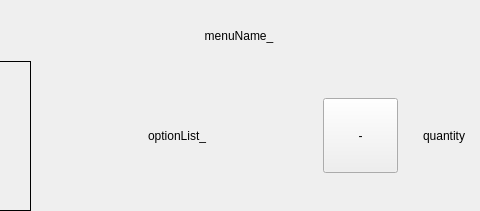
Old version of the form front/aipage/aiCart_Item.ui in the repository LeeHuSeong/Kiosk_AI; both pictures show x 236 to 716 and y 0 to 211 of the 950 by 211 pixel window.
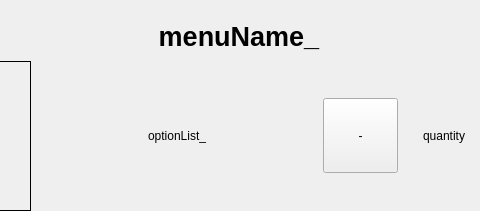
New version of the form.

```diff
--- a/front/aipage/aiCart_Item.ui
+++ b/front/aipage/aiCart_Item.ui
@@ -67,6 +67,13 @@
        <height>50</height>
       </size>
      </property>
+     <property name="font">
+      <font>
+       <pointsize>20</pointsize>
+       <weight>75</weight>
+       <bold>true</bold>
+      </font>
+     </property>
      <property name="styleSheet">
       <string notr="true"/>
      </property>
```
